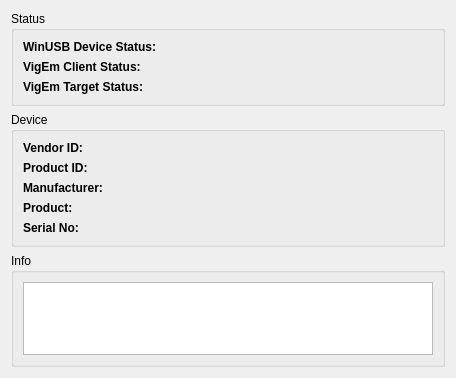
First picture: the form in XBOFS.win.qt5/WinUsbDeviceWidget.ui, repository OOPMan/XBOFS.win, before the edit.
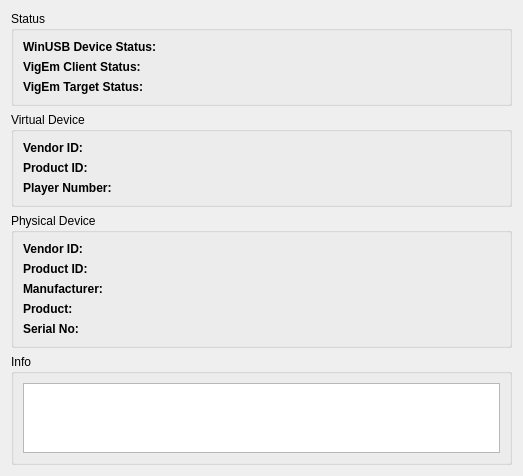
Second picture: the form after the edit.

Diff of the .ui file:
```diff
--- a/XBOFS.win.qt5/WinUsbDeviceWidget.ui
+++ b/XBOFS.win.qt5/WinUsbDeviceWidget.ui
@@ -6,8 +6,8 @@
    <rect>
     <x>0</x>
     <y>0</y>
-    <width>456</width>
-    <height>378</height>
+    <width>523</width>
+    <height>452</height>
    </rect>
   </property>
   <property name="windowTitle">
@@ -68,10 +68,64 @@
      </layout>
     </widget>
    </item>
+   <item>
+    <widget class="QGroupBox" name="virtualDeviceGroupBox">
+     <property name="title">
+      <string>Virtual Device</string>
+     </property>
+     <layout class="QFormLayout" name="formLayout_3">
+      <item row="0" column="0">
+       <widget class="QLabel" name="label_5">
+        <property name="text">
+         <string>&lt;html&gt;&lt;head/&gt;&lt;body&gt;&lt;p&gt;&lt;span style=&quot; font-weight:600;&quot;&gt;Vendor ID:&lt;/span&gt;&lt;/p&gt;&lt;/body&gt;&lt;/html&gt;</string>
+        </property>
+       </widget>
+      </item>
+      <item row="0" column="1">
+       <widget class="QLabel" name="virtualDeviceVendorID">
+        <property name="frameShape">
+         <enum>QFrame::NoFrame</enum>
+        </property>
+        <property name="text">
+         <string/>
+        </property>
+       </widget>
+      </item>
+      <item row="1" column="0">
+       <widget class="QLabel" name="label_9">
+        <property name="text">
+         <string>&lt;html&gt;&lt;head/&gt;&lt;body&gt;&lt;p&gt;&lt;span style=&quot; font-weight:600;&quot;&gt;Product ID:&lt;/span&gt;&lt;/p&gt;&lt;/body&gt;&lt;/html&gt;</string>
+        </property>
+       </widget>
+      </item>
+      <item row="1" column="1">
+       <widget class="QLabel" name="virtualDeviceProductID">
+        <property name="text">
+         <string/>
+        </property>
+       </widget>
+      </item>
+      <item row="2" column="0">
+       <widget class="QLabel" name="label_13">
+        <property name="text">
+         <string>&lt;html&gt;&lt;head/&gt;&lt;body&gt;&lt;p&gt;&lt;span style=&quot; font-weight:600;&quot;&gt;Player Number:&lt;/span&gt;&lt;/p&gt;&lt;/body&gt;&lt;/html&gt;</string>
+        </property>
+       </widget>
+      </item>
+      <item row="2" column="1">
+       <widget class="QLabel" name="virtualDeviceUserIndex">
+        <property name="text">
+         <string/>
+        </property>
+       </widget>
+      </item>
+     </layout>
+    </widget>
+   </item>
    <item>
     <widget class="QGroupBox" name="deviceGroupBox">
      <property name="title">
-      <string>Device</string>
+      <string>Physical Device</string>
      </property>
      <layout class="QFormLayout" name="formLayout_2">
       <item row="0" column="0">
```
